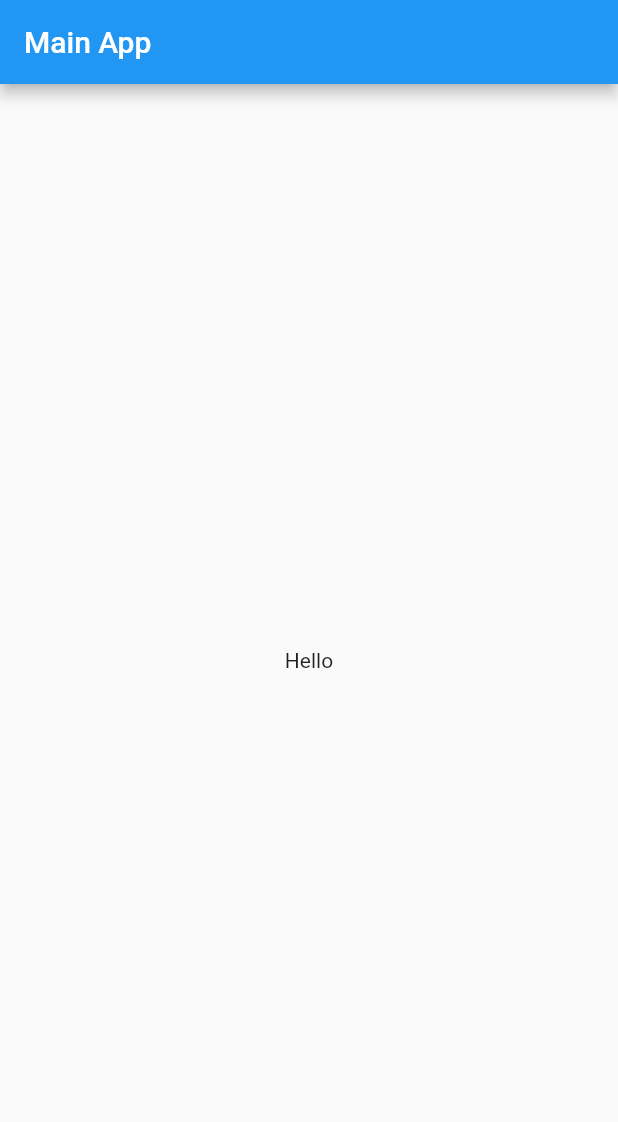
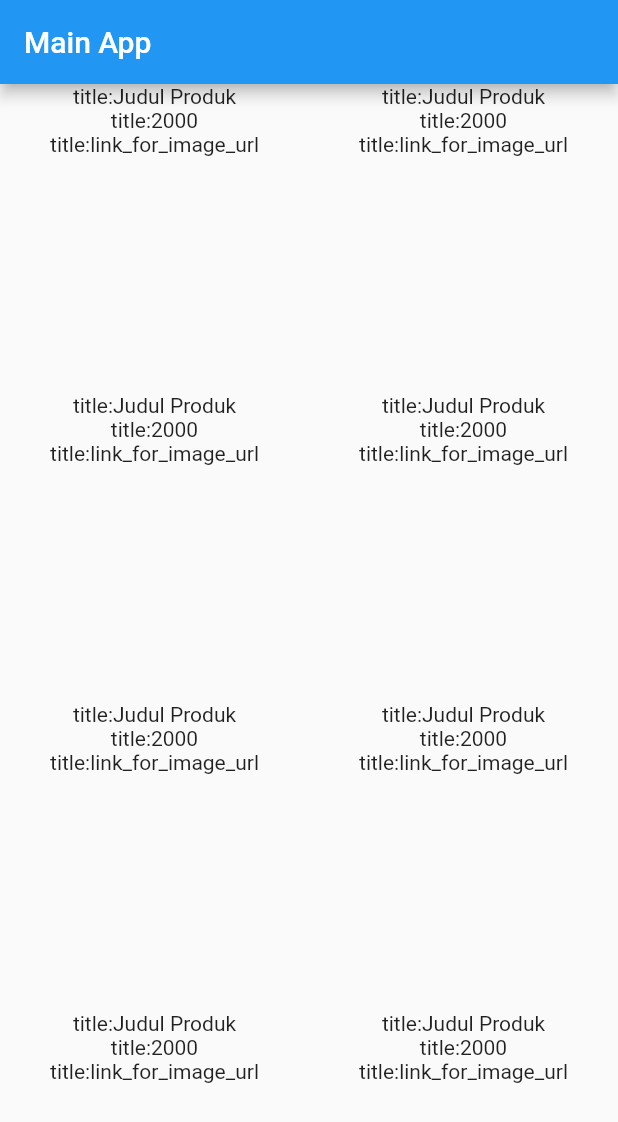
Before and after one commit to untaravc/flutter_start, a Flutter app: the screen it shows after launch, on a phone screen of 412 x 824 dp. Shown: the top 1122 px of the screen. Run offline on Flutter 3.47's test engine with Material 2 defaults, Android fonts, the phone set to English and light mode, and no system bars.

Commit message:
product model

```diff
--- a/lib/main.dart
+++ b/lib/main.dart
@@ -1,4 +1,5 @@
 import 'package:flutter/material.dart';
+import 'package:flutter_application_1/models/product.dart';
 
 void main() {
   runApp(MyApp());
@@ -22,13 +23,25 @@ class MyApp extends StatelessWidget {
 }
 
 class Home extends StatelessWidget {
-  const Home({Key? key}) : super(key: key);
+  List<Product> dummyData = List.generate(100, (index) {
+    return Product(
+        title: 'Judul Produk', price: 2000, imageUrl: 'link_for_image_url');
+  });
 
   @override
   Widget build(BuildContext context) {
-    return Container(
-        child: Center(
-      child: Text('Hello'),
-    ));
+    return GridView.builder(
+        itemCount: dummyData.length,
+        gridDelegate:
+            SliverGridDelegateWithFixedCrossAxisCount(crossAxisCount: 2),
+        itemBuilder: (context, index) {
+          return Container(
+            child: Column(children: [
+              Text("title:" + dummyData[index].title),
+              Text("title:" + dummyData[index].price.toString()),
+              Text("title:" + dummyData[index].imageUrl),
+            ]),
+          );
+        });
   }
 }
--- /dev/null
+++ b/lib/models/product.dart
@@ -0,0 +1,10 @@
+import 'package:flutter/material.dart';
+
+class Product {
+  late String title;
+  late int price;
+  late String imageUrl;
+  late String description;
+
+  Product({required this.title, required this.price, required this.imageUrl});
+}
```
